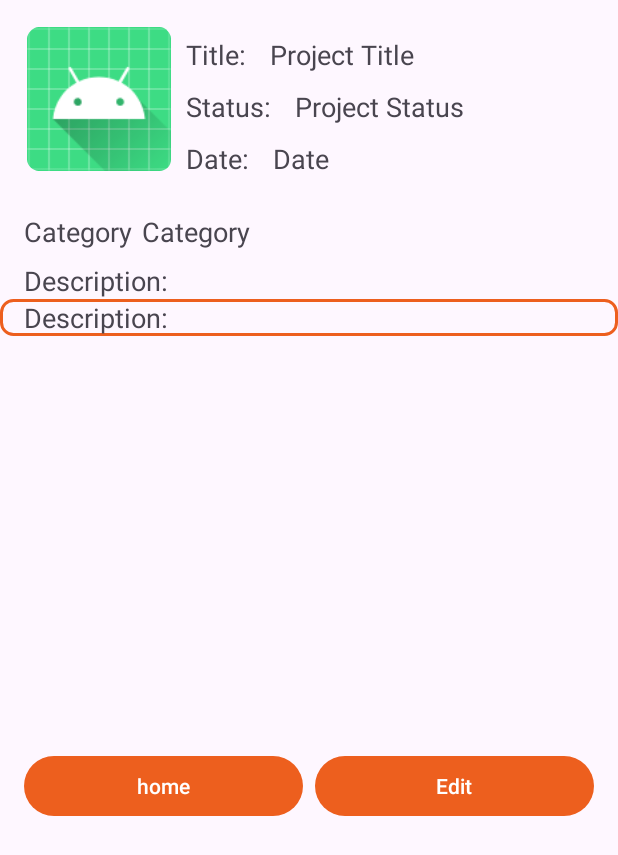
After one commit to Lolinatorishere/pmeuEpocaEspecial, an Android app built with Jetpack Compose: the layout activity_project.xml on its own in the app's theme, with its tools: preview values and no code run, on a phone screen of 412 x 824 dp. The commit adds this screen. Shown: the top 855 px of the screen. Run offline under Robolectric (Android 15) with nearby library versions, the phone set to English and light mode, and no system bars.

Commit message:
Created Project Activity

```diff
--- a/app/src/main/java/com/example/pmeuepocaespecial/activities/user/ProjectActivity.kt
+++ b/app/src/main/java/com/example/pmeuepocaespecial/activities/user/ProjectActivity.kt
@@ -1,4 +1,66 @@
 package com.example.pmeuepocaespecial.activities.user
 
-class ProjectActivity {
+import android.content.Context
+import android.content.Intent
+import android.graphics.BitmapFactory
+import android.os.Bundle
+import androidx.appcompat.app.AppCompatActivity
+import com.example.pmeuepocaespecial.R
+import com.example.pmeuepocaespecial.activities.admin.ProjectEditActivity
+import com.example.pmeuepocaespecial.databinding.ActivityProjectBinding
+import com.example.pmeuepocaespecial.helpers.UserAuthHelper
+import com.example.pmeuepocaespecial.helpers.DatabaseHelper
+
+class ProjectActivity : AppCompatActivity() {
+    private var projectId: Int = 0
+    private lateinit var binding: ActivityProjectBinding
+    private val loginIntent = Intent("android.intent.action.MAIN")
+    private val taskIntent = Intent(this, ProjectTaskActivity::class.java)
+    private val projectEditIntent = Intent(this, ProjectEditActivity::class.java)
+
+    private var userAuth = UserAuthHelper(this)
+    private var dbHelper = DatabaseHelper(this)
+
+    override fun onCreate(savedInstanceState: Bundle?) {
+
+        if(!userAuth.checkLoginStatus()) startActivity(loginIntent)
+
+        binding = ActivityProjectBinding.inflate(layoutInflater)
+        projectId = intent.getIntExtra("projectId", 0)
+
+        super.onCreate(savedInstanceState)
+        setContentView(R.layout.activity_project)
+        binding.btnReturnToMain.setOnClickListener {
+            val intent = Intent(this, MainActivity::class.java)
+            startActivity(intent);
+            finish()
+        }
+        binding.btnAlterProject.setOnClickListener {
+            startActivity(projectEditIntent);
+            finish()
+        }
+        // Fetch user information and display it
+        displayInfo(projectId)
+
+    }
+
+    private fun displayInfo(projectId: Int) {
+        var status = "default"
+        val project = dbHelper.getProject(projectId)
+
+        if (project != null) {
+            status = if(project.status != 1 ){
+                getString(R.string.status_inactive)
+            }else{
+                getString(R.string.status_active)
+            }
+        }
+        project?.let{
+            binding.projectTitleContent.text = it.title
+            binding.projectStatus.text = status
+            binding.projectDate.text = it.date
+            binding.categoryContent.text = it.category
+            binding.descriptionContent.text = it.description
+        }
+    }
 }
--- a/app/src/main/java/com/example/pmeuepocaespecial/helpers/DatabaseHelper.kt
+++ b/app/src/main/java/com/example/pmeuepocaespecial/helpers/DatabaseHelper.kt
@@ -256,7 +256,7 @@ class DatabaseHelper(context: Context) :
                 cursor.getInt(cursor.getColumnIndexOrThrow("id")),
                 cursor.getString(cursor.getColumnIndexOrThrow("title")),
                 cursor.getString(cursor.getColumnIndexOrThrow("description")),
-                cursor.getString(cursor.getColumnIndexOrThrow("date")),
+                cursor.getString(cursor.getColumnIndexOrThrow("date_created")),
                 cursor.getInt(cursor.getColumnIndexOrThrow("status")),
                 cursor.getString(cursor.getColumnIndexOrThrow("category")),
             )
--- /dev/null
+++ b/app/src/main/res/layout/activity_project.xml
@@ -0,0 +1,203 @@
+<?xml version="1.0" encoding="utf-8"?>
+
+<ScrollView xmlns:android="http://schemas.android.com/apk/res/android"
+    android:layout_width="match_parent"
+    android:layout_height="match_parent"
+    android:fillViewport="true">
+<RelativeLayout xmlns:android="http://schemas.android.com/apk/res/android"
+    xmlns:tools="http://schemas.android.com/tools"
+    android:layout_width="match_parent"
+    android:layout_height="match_parent"
+    tools:context=".activities.user.ProfileActivity">
+
+    <LinearLayout
+        android:id="@+id/topBar"
+        android:layout_width="fill_parent"
+        android:layout_height="wrap_content"
+        android:paddingStart="16dp"
+        android:paddingTop="16dp"
+        android:paddingEnd="16dp"
+        android:paddingBottom="16dp">
+
+        <ImageView
+            android:id="@+id/profileImageView"
+            android:layout_width="100dp"
+            android:layout_height="100dp"
+            android:layout_centerHorizontal="true"
+            android:paddingStart="2dp"
+            android:paddingTop="2dp"
+            android:paddingEnd="2dp"
+            android:paddingBottom="2dp"
+            android:src="@mipmap/ic_launcher_round" />
+        <LinearLayout
+            android:layout_width="wrap_content"
+            android:layout_height="wrap_content"
+            android:paddingStart="8dp"
+            android:paddingTop="8dp"
+            android:paddingBottom="8dp"
+            android:orientation="vertical">
+            <LinearLayout
+                android:layout_width="wrap_content"
+                android:layout_height="wrap_content"
+                android:orientation="horizontal">
+
+                <TextView
+                    android:id="@+id/projectTitle"
+                    android:layout_width="fill_parent"
+                    android:layout_height="wrap_content"
+                    android:text="@string/title"
+                    android:paddingEnd="16dp"
+                    android:textSize="18sp" />
+
+                <TextView
+                    android:id="@+id/projectTitleContent"
+                    android:layout_width="fill_parent"
+                    android:layout_height="wrap_content"
+                    android:text="Project Title"
+                    android:paddingEnd="16dp"
+                    android:textSize="18sp" />
+            </LinearLayout>
+
+            <LinearLayout
+                android:layout_width="wrap_content"
+                android:layout_height="wrap_content"
+                android:orientation="horizontal">
+
+                <TextView
+                    android:id="@+id/projectStatus"
+                    android:layout_width="fill_parent"
+                    android:layout_height="wrap_content"
+                    android:layout_marginTop="10dp"
+                    android:text="@string/status"
+                    android:paddingEnd="16dp"
+                    android:textSize="18sp" />
+
+                <TextView
+                    android:id="@+id/projectStatusContent"
+                    android:layout_width="fill_parent"
+                    android:layout_height="wrap_content"
+                    android:layout_marginTop="10dp"
+                    android:text="Project Status"
+                    android:textSize="18sp" />
+
+            </LinearLayout>
+            <LinearLayout
+                android:layout_width="wrap_content"
+                android:layout_height="wrap_content"
+                android:orientation="horizontal">
+
+                <TextView
+                    android:id="@+id/projectDate"
+                    android:layout_width="fill_parent"
+                    android:layout_height="wrap_content"
+                    android:layout_marginTop="10dp"
+                    android:text="@string/date"
+                    android:paddingEnd="16dp"
+                    android:textSize="18sp" />
+
+                <TextView
+                    android:id="@+id/projectDateContent"
+                    android:layout_width="fill_parent"
+                    android:layout_height="wrap_content"
+                    android:layout_marginTop="10dp"
+                    android:text="Date"
+                    android:textSize="18sp" />
+            </LinearLayout>
+        </LinearLayout>
+    </LinearLayout>
+
+
+   <LinearLayout
+       android:id="@+id/projectCategory"
+       android:layout_width="match_parent"
+       android:layout_below="@id/topBar"
+       android:layout_height="wrap_content">
+
+       <TextView
+           android:id="@+id/categoryTitle"
+           android:layout_width="wrap_content"
+           android:layout_height="wrap_content"
+           android:layout_below="@id/topBar"
+           android:layout_centerHorizontal="true"
+           android:paddingStart="16dp"
+           android:paddingEnd="6dp"
+           android:text="@string/category"
+           android:textSize="18sp" />
+
+       <TextView
+           android:id="@+id/categoryContent"
+           android:layout_width="wrap_content"
+           android:layout_height="wrap_content"
+           android:layout_below="@id/topBar"
+           android:layout_centerHorizontal="true"
+           android:text="Category"
+           android:textSize="18sp" />
+
+   </LinearLayout>
+
+    <LinearLayout
+        android:id="@+id/projectDescription"
+        android:layout_width="match_parent"
+        android:layout_height="wrap_content"
+        android:layout_below="@id/projectCategory"
+        android:orientation="vertical">
+
+        <TextView
+            android:id="@+id/descriptionTitle"
+            android:layout_width="fill_parent"
+            android:layout_height="wrap_content"
+            android:layout_below="@id/topBar"
+            android:layout_centerHorizontal="true"
+            android:layout_marginTop="8dp"
+            android:paddingStart="16dp"
+            android:text="@string/description"
+            android:textSize="18sp" />
+
+        <TextView
+            android:id="@+id/descriptionContent"
+            android:layout_width="fill_parent"
+            android:layout_height="wrap_content"
+            android:layout_below="@id/topBar"
+            android:layout_centerHorizontal="true"
+            android:paddingStart="16dp"
+            android:background="@drawable/orange_border"
+            android:text="@string/description"
+            android:textSize="18sp" />
+    </LinearLayout>
+
+    <androidx.recyclerview.widget.RecyclerView
+        android:layout_below="@id/projectDescription"
+        android:id="@+id/tasks"
+        android:layout_width="fill_parent"
+        android:layout_height="wrap_content"/>
+
+        <LinearLayout
+            android:layout_below="@id/tasks"
+            android:id="@+id/buttonLayout"
+            android:layout_width="match_parent"
+            android:layout_height="wrap_content"
+            android:layout_alignParentBottom="true"
+            android:orientation="horizontal"
+            android:paddingStart="16dp"
+            android:paddingEnd="16dp"
+            android:gravity="center">
+
+            <Button
+                android:id="@+id/btnReturnToMain"
+                android:layout_width="0dp"
+                android:layout_height="wrap_content"
+                android:layout_weight="1"
+                android:text="home"
+                android:layout_marginEnd="4dp"/>
+
+            <Button
+                android:id="@+id/btnAlterProject"
+                android:layout_width="0dp"
+                android:layout_height="wrap_content"
+                android:layout_weight="1"
+                android:text="Edit"
+                android:layout_marginStart="4dp"/>
+        </LinearLayout>
+
+    </RelativeLayout>
+</ScrollView>
--- a/app/src/main/res/values/strings.xml
+++ b/app/src/main/res/values/strings.xml
@@ -106,5 +106,12 @@
     <string name="create_project_no_input">Please Fill Out All Fields</string>
     <string name="create_project_success">Project Created Successfully</string>
     <string name="create_project_title_non_unique">The Project Title has been Taken</string>
+    <string name="title">Title:</string>
+    <string name="status">Status:</string>
+    <string name="date">Date:</string>
+    <string name="description">Description:</string>
+    <string name="category">Category</string>
+    <string name="status_active">Active</string>
+    <string name="status_inactive">Inactive</string>
 
 </resources>
```
